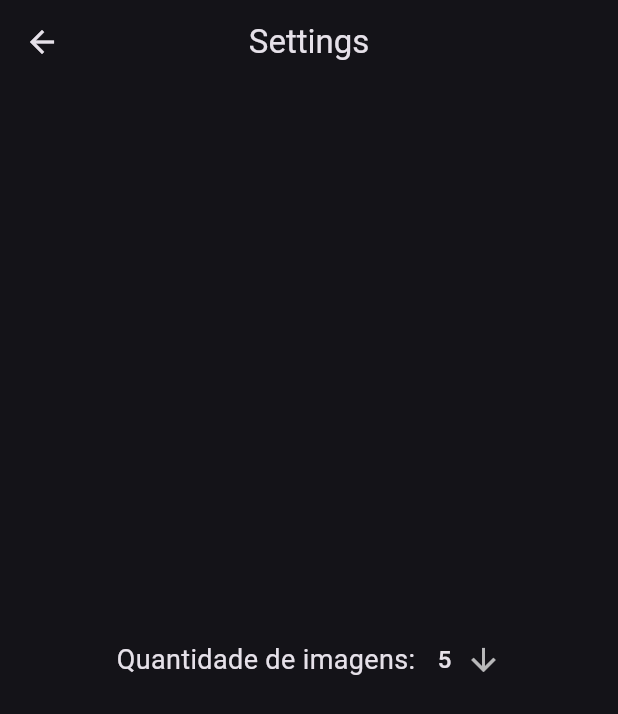
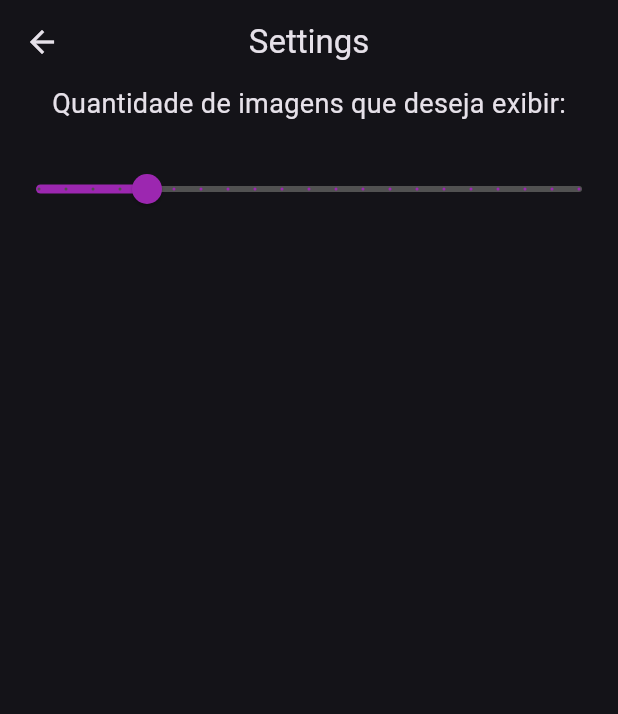
Before and after one commit to ed-morais/Astronomy-Picture-of-the-Day-App, a Flutter app: the SettingsPage screen opened by its route, on a phone screen of 412 x 824 dp. Shown: the top 714 px of the screen. Run offline on Flutter 3.47's test engine with Material 2 defaults, Android fonts, the phone set to English and light mode, and no system bars; our stand-ins replace readmore; network calls fail.

Commit message:
altering settings page

```diff
--- a/lib/pages/settings_page.dart
+++ b/lib/pages/settings_page.dart
@@ -3,15 +3,18 @@ import 'package:provider/provider.dart';
 
 import '../provider/image_data_provider.dart';
 
-const List<int> list = [
-  1, 2, 3, 4, 5, 6, 7, 8, 9, 10, 11, 12, 13, 14, 15, 16, 17, 18, 19, 20
-];
-
-class SettingsPage extends StatelessWidget {
+class SettingsPage extends StatefulWidget {
   const SettingsPage({Key? key}) : super(key: key);
 
   @override
+  State<SettingsPage> createState() => _SettingsPageState();
+}
+
+class _SettingsPageState extends State<SettingsPage> {
+  double _currentSliderValue = 5;
+  @override
   Widget build(BuildContext context) {
+    final providerImage = Provider.of<ImageDataProvider>(context, listen: true);
     return Scaffold(
       appBar: AppBar(
         centerTitle: true,
@@ -22,59 +25,38 @@ class SettingsPage extends StatelessWidget {
           ),
         ),
       ),
-      body: const Center(
-        child: Row(
-          mainAxisAlignment: MainAxisAlignment.center,
+      body: Center(
+        child: Column(
+          // mainAxisAlignment: MainAxisAlignment.center,
           children: [
-            Text(
-              'Quantidade de imagens:',
+            const Text(
+              'Quantidade de imagens que deseja exibir:',
               style: TextStyle(fontSize: 18.0),
             ),
-            SizedBox(
+            const SizedBox(
               width: 15.0,
+              height: 20.0,
             ),
-            DropdownMenu(),
+            Slider(
+              // thumbColor: Colors.white,
+              activeColor: Colors.purple,
+              inactiveColor: const Color.fromARGB(255, 81, 81, 81),
+              value: _currentSliderValue,
+              min: 1,
+              max: 20,
+              divisions: 20,
+              label: _currentSliderValue.round().toString(),
+              onChanged: (double value) {
+                debugPrint(value.toInt().toString());
+                providerImage.quantityImages = value.toInt()+1;
+                setState(() {
+                  _currentSliderValue = value;
+                });
+              },
+            ),
           ],
         ),
       ),
     );
   }
 }
-
-class DropdownMenu extends StatefulWidget {
-  const DropdownMenu({Key? key}) : super(key: key);
-
-  @override
-  State<DropdownMenu> createState() => _DropdownMenuState();
-}
-
-class _DropdownMenuState extends State<DropdownMenu> {
-  int dropdownValue = list.first;
-
-  @override
-  Widget build(BuildContext context) {
-    final providerImage = Provider.of<ImageDataProvider>(context, listen: true);
-
-    return DropdownButton<int>(
-      value: providerImage.getQuantityImages,
-      icon: const Icon(Icons.arrow_downward),
-      elevation: 16,
-      underline: Container(
-        height: 2,
-        color: Theme.of(context).primaryColor,
-      ),
-      onChanged: (int? value) {
-        providerImage.quantityImages = value!;
-        setState(() {
-          dropdownValue = value;
-        });
-      },
-      items: list.map<DropdownMenuItem<int>>((int value) {
-        return DropdownMenuItem<int>(
-          value: value,
-          child: Text(value.toString()),
-        );
-      }).toList(),
-    );
-  }
-}
--- a/lib/provider/image_data_provider.dart
+++ b/lib/provider/image_data_provider.dart
@@ -30,7 +30,7 @@ class ImageDataProvider with ChangeNotifier {
         'https://api.nasa.gov/planetary/apod?api_key=$kApiKey&count=$_quantityImages');
 
     final http.Response response =
-        await http.get(url).timeout(const Duration(seconds: 8), onTimeout: () {
+        await http.get(url).timeout(const Duration(seconds: 15), onTimeout: () {
       return http.Response('Error timeout', 408);
     });
     status = response.statusCode;
```
